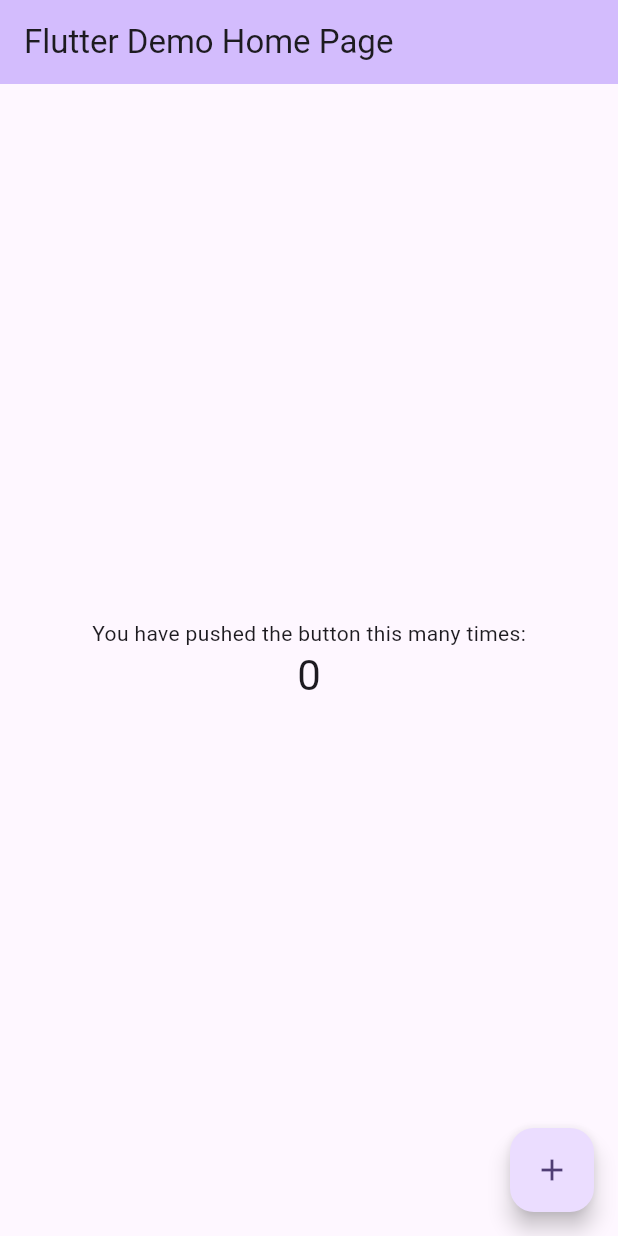
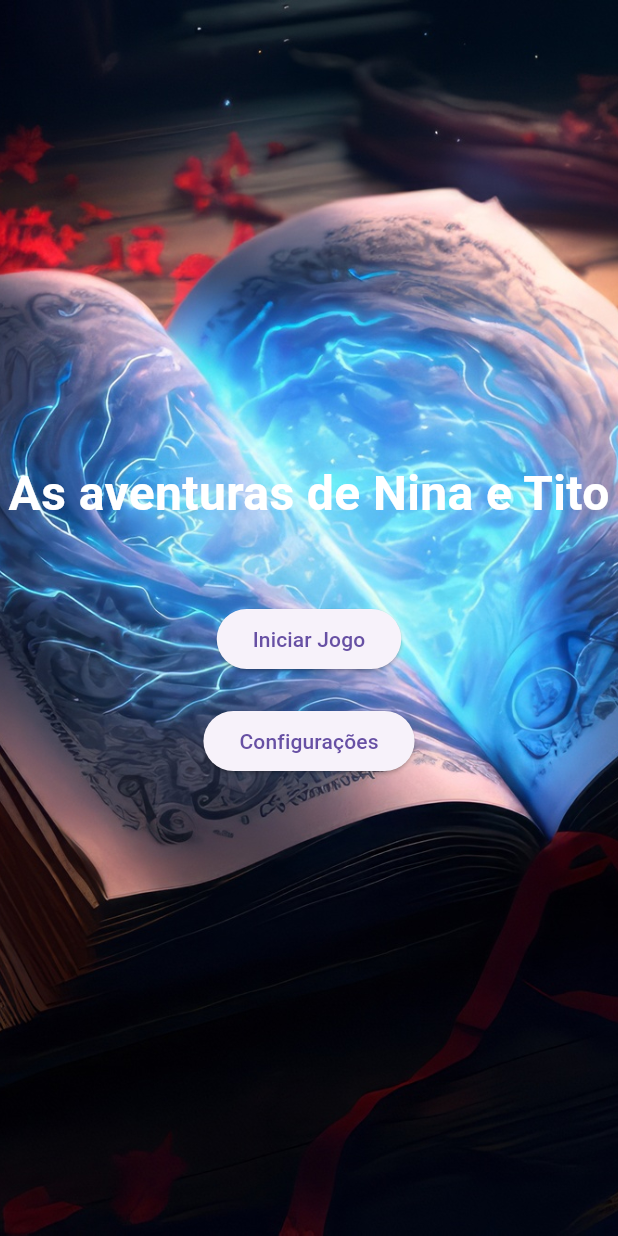
Before and after one commit to jgdlago/nina-tito-magic-book, a Flutter app: the screen it shows after launch, on a phone screen of 412 x 824 dp. Run offline on Flutter 3.47's test engine with Material 3 defaults, Android fonts, the phone set to English and light mode, and no system bars; missing offline and left inert: flame.

Commit message:
:construction:(public): tela de menu principal

```diff
--- /dev/null
+++ b/lib/magic_book_game.dart
@@ -0,0 +1,21 @@
+import 'package:flame/game.dart';
+import 'package:flutter/material.dart';
+
+class MagicBookGameWidget extends StatelessWidget {
+  const MagicBookGameWidget({super.key});
+
+  @override
+  Widget build(BuildContext context) {
+    return GameWidget(
+      game: MagicBookGame(),
+    );
+  }
+}
+
+class MagicBookGame extends FlameGame {
+  @override
+  Future<void> onLoad() async {
+    // Inicialize o game aqui
+    debugPrint('Jogo iniciado!');
+  }
+}
--- a/lib/main.dart
+++ b/lib/main.dart
@@ -1,125 +1,32 @@
+import 'package:flame/flame.dart';
 import 'package:flutter/material.dart';
+import 'package:nina_tito_magic_book/magic_book_game.dart';
+import 'main_menu.dart';
 
-void main() {
+void main() async {
+  WidgetsFlutterBinding.ensureInitialized();
+  await Flame.device.fullScreen();
+  await Flame.device.setLandscape();
+
   runApp(const MyApp());
 }
 
 class MyApp extends StatelessWidget {
   const MyApp({super.key});
 
-  // This widget is the root of your application.
   @override
   Widget build(BuildContext context) {
     return MaterialApp(
-      title: 'Flutter Demo',
-      theme: ThemeData(
-        // This is the theme of your application.
-        //
-        // TRY THIS: Try running your application with "flutter run". You'll see
-        // the application has a purple toolbar. Then, without quitting the app,
-        // try changing the seedColor in the colorScheme below to Colors.green
-        // and then invoke "hot reload" (save your changes or press the "hot
-        // reload" button in a Flutter-supported IDE, or press "r" if you used
-        // the command line to start the app).
-        //
-        // Notice that the counter didn't reset back to zero; the application
-        // state is not lost during the reload. To reset the state, use hot
-        // restart instead.
-        //
-        // This works for code too, not just values: Most code changes can be
-        // tested with just a hot reload.
-        colorScheme: ColorScheme.fromSeed(seedColor: Colors.deepPurple),
-        useMaterial3: true,
+      debugShowCheckedModeBanner: false,
+      home: MainMenu(
+        onStartGame: () {
+          runApp(const MagicBookGameWidget());
+        },
+        onSettings: () {
+          // Adicione a lógica para abrir a tela de configurações
+          debugPrint('Abrir Configurações');
+        },
       ),
-      home: const MyHomePage(title: 'Flutter Demo Home Page'),
     );
   }
 }
-
-class MyHomePage extends StatefulWidget {
-  const MyHomePage({super.key, required this.title});
-
-  // This widget is the home page of your application. It is stateful, meaning
-  // that it has a State object (defined below) that contains fields that affect
-  // how it looks.
-
-  // This class is the configuration for the state. It holds the values (in this
-  // case the title) provided by the parent (in this case the App widget) and
-  // used by the build method of the State. Fields in a Widget subclass are
-  // always marked "final".
-
-  final String title;
-
-  @override
-  State<MyHomePage> createState() => _MyHomePageState();
-}
-
-class _MyHomePageState extends State<MyHomePage> {
-  int _counter = 0;
-
-  void _incrementCounter() {
-    setState(() {
-      // This call to setState tells the Flutter framework that something has
-      // changed in this State, which causes it to rerun the build method below
-      // so that the display can reflect the updated values. If we changed
-      // _counter without calling setState(), then the build method would not be
-      // called again, and so nothing would appear to happen.
-      _counter++;
-    });
-  }
-
-  @override
-  Widget build(BuildContext context) {
-    // This method is rerun every time setState is called, for instance as done
-    // by the _incrementCounter method above.
-    //
-    // The Flutter framework has been optimized to make rerunning build methods
-    // fast, so that you can just rebuild anything that needs updating rather
-    // than having to individually change instances of widgets.
-    return Scaffold(
-      appBar: AppBar(
-        // TRY THIS: Try changing the color here to a specific color (to
-        // Colors.amber, perhaps?) and trigger a hot reload to see the AppBar
-        // change color while the other colors stay the same.
-        backgroundColor: Theme.of(context).colorScheme.inversePrimary,
-        // Here we take the value from the MyHomePage object that was created by
-        // the App.build method, and use it to set our appbar title.
-        title: Text(widget.title),
-      ),
-      body: Center(
-        // Center is a layout widget. It takes a single child and positions it
-        // in the middle of the parent.
-        child: Column(
-          // Column is also a layout widget. It takes a list of children and
-          // arranges them vertically. By default, it sizes itself to fit its
-          // children horizontally, and tries to be as tall as its parent.
-          //
-          // Column has various properties to control how it sizes itself and
-          // how it positions its children. Here we use mainAxisAlignment to
-          // center the children vertically; the main axis here is the vertical
-          // axis because Columns are vertical (the cross axis would be
-          // horizontal).
-          //
-          // TRY THIS: Invoke "debug painting" (choose the "Toggle Debug Paint"
-          // action in the IDE, or press "p" in the console), to see the
-          // wireframe for each widget.
-          mainAxisAlignment: MainAxisAlignment.center,
-          children: <Widget>[
-            const Text(
-              'You have pushed the button this many times:',
-            ),
-            Text(
-              '$_counter',
-              style: Theme.of(context).textTheme.headlineMedium,
-            ),
-          ],
-        ),
-      ),
-      floatingActionButton: FloatingActionButton(
-        onPressed: _incrementCounter,
-        tooltip: 'Increment',
-        child: const Icon(Icons.add),
-      ), // This trailing comma makes auto-formatting nicer for build methods.
-    );
-  }
-}
--- /dev/null
+++ b/lib/main_menu.dart
@@ -0,0 +1,52 @@
+import 'package:flutter/material.dart';
+
+class MainMenu extends StatelessWidget {
+  final VoidCallback onStartGame;
+  final VoidCallback onSettings;
+
+  const MainMenu({
+    super.key,
+    required this.onStartGame,
+    required this.onSettings,
+  });
+
+  @override
+  Widget build(BuildContext context) {
+    return Scaffold(
+      body: Container(
+        decoration: BoxDecoration(
+          image: DecorationImage(
+            image: AssetImage("assets/images/main_menu_background.jpg"),
+            fit: BoxFit.cover,
+          ),
+        ),
+        child: Center(
+          child: Column(
+            mainAxisAlignment: MainAxisAlignment.center,
+            children: [
+              const Text(
+                'As aventuras de Nina e Tito',
+                style: TextStyle(
+                  fontSize: 32,
+                  color: Colors.white,
+                  fontWeight: FontWeight.bold,
+                ),
+              ),
+              const SizedBox(height: 50),
+              ElevatedButton(
+                onPressed: onStartGame,
+                child: const Text('Iniciar Jogo'),
+              ),
+              const SizedBox(height: 20),
+              ElevatedButton(
+                onPressed: onSettings,
+                child: const Text('Configurações'),
+              ),
+            ],
+          ),
+        ),
+      ),
+    );
+
+  }
+}
--- a/pubspec.yaml
+++ b/pubspec.yaml
@@ -59,9 +59,8 @@ flutter:
   uses-material-design: true
 
   # To add assets to your application, add an assets section, like this:
-  # assets:
-  #   - images/a_dot_burr.jpeg
-  #   - images/a_dot_ham.jpeg
+  assets:
+   - assets/images/
 
   # An image asset can refer to one or more resolution-specific "variants", see
   # https://flutter.dev/to/resolution-aware-images
```
Also changed, not shown: assets/images/main_menu_background.jpg (added).
